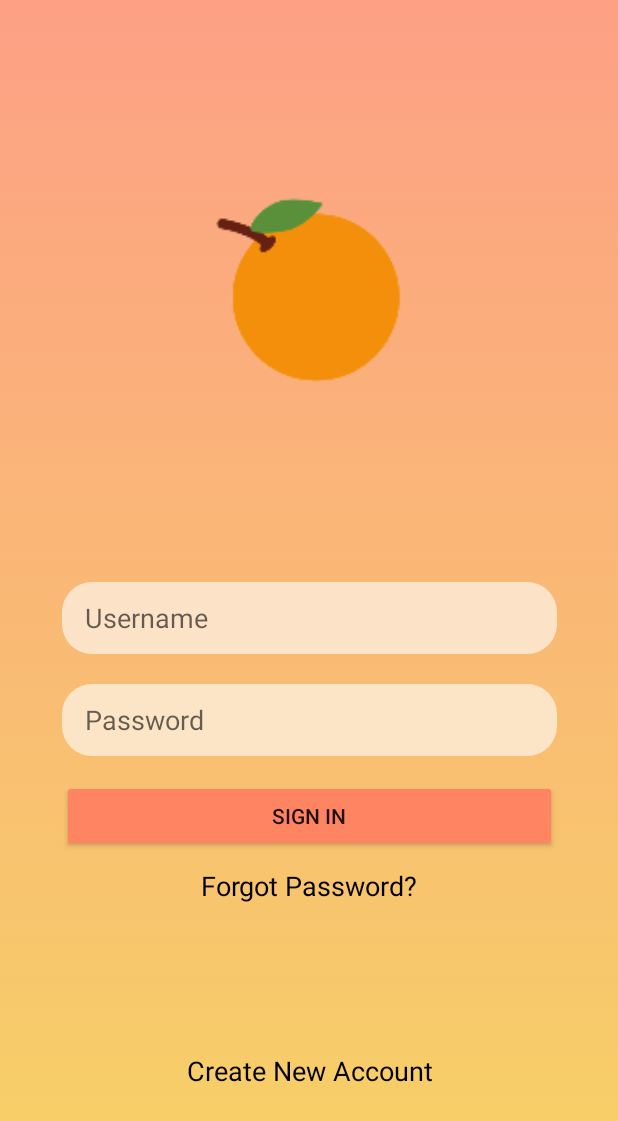
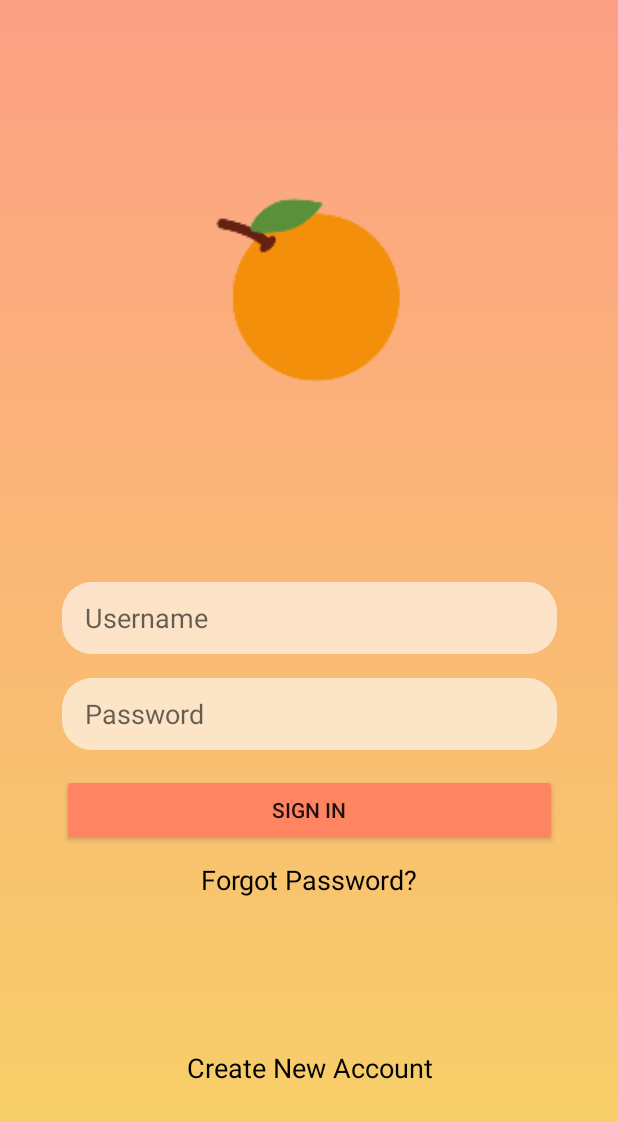
Before and after one commit to GustavoMede/OrangeLoginScreen, an Android app: the screen it shows after launch (LoginActivity), on a phone screen of 412 x 824 dp. Shown: the top 1121 px of the screen. Run offline under Robolectric (Android 15) with nearby library versions, the phone set to English and light mode, and no system bars.

Commit message:
fix das margens das views EditText

```diff
--- a/app/src/main/java/com/example/orangeloginscreen/ui/activity/LoginActivity.kt
+++ b/app/src/main/java/com/example/orangeloginscreen/ui/activity/LoginActivity.kt
@@ -20,6 +20,9 @@ class LoginActivity : AppCompatActivity(R.layout.activity_login_form) {
             val passwordField = findViewById<EditText>(R.id.password)
             val password = passwordField.text.toString()
 
+            usernameField.setText("")
+            passwordField.setText("")
+
             val usuario = Usuario(username, password)
 
             val dao = UsuarioDao()
@@ -28,7 +31,6 @@ class LoginActivity : AppCompatActivity(R.layout.activity_login_form) {
 
             val intent = Intent(this, MainActivity::class.java)
             startActivity(intent)
-            finish()
         }
     }
 }
--- a/app/src/main/res/layout/activity_login_form.xml
+++ b/app/src/main/res/layout/activity_login_form.xml
@@ -27,7 +27,7 @@
             android:id="@+id/password"
             android:layout_width="0dp"
             android:layout_height="wrap_content"
-            android:layout_marginTop="20dp"
+            android:layout_marginTop="16dp"
             android:background="@drawable/custom_edittext"
             android:hint="Password"
             android:inputType="textPassword"
```
